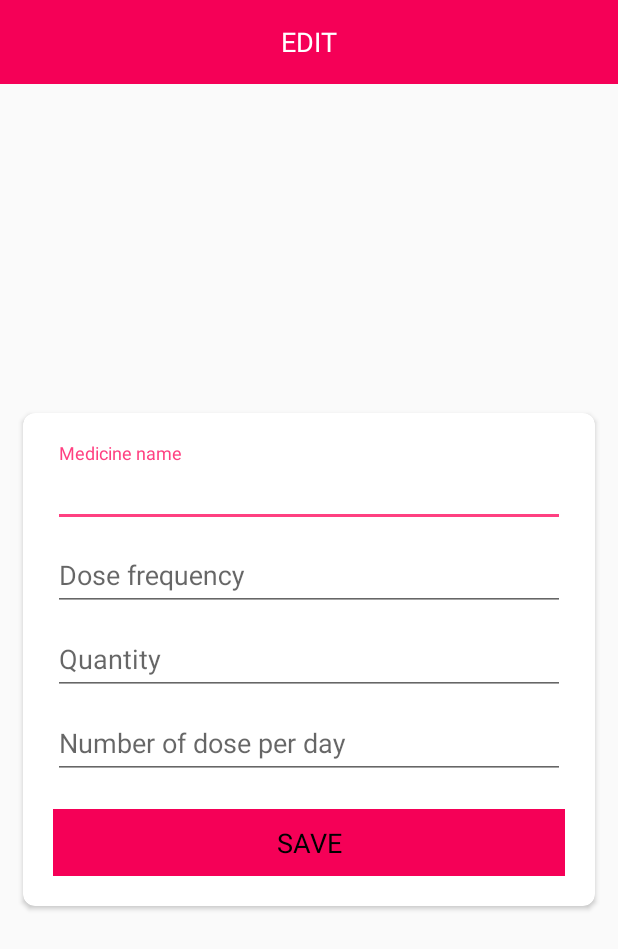
After one commit to TAHZUDDIN/MediTrack, an Android app: the EditActivity screen opened directly, with no data from a screen before it, on a phone screen of 412 x 824 dp. The commit adds this screen. Shown: the top 949 px of the screen. Run offline under Robolectric (Android 15) with nearby library versions, the phone set to English and light mode, and no system bars; libraries missing offline, so code that uses them is left out: com.github.florent37.singledateandtimepicker.

Commit message:
timer added

```diff
--- /dev/null
+++ b/app/src/main/java/com/taz/accessability/meditrack/activity/EditActivity.java
@@ -0,0 +1,42 @@
+package com.taz.accessability.meditrack.activity;
+
+import android.support.v7.app.AppCompatActivity;
+import android.os.Bundle;
+import android.view.View;
+
+import com.github.florent37.singledateandtimepicker.dialog.SingleDateAndTimePickerDialog;
+import com.taz.accessability.meditrack.R;
+
+import java.util.Date;
+
+public class EditActivity extends AppCompatActivity {
+
+    @Override
+    protected void onCreate(Bundle savedInstanceState) {
+        super.onCreate(savedInstanceState);
+        setContentView(R.layout.activity_edit);
+    }
+
+
+
+
+    public void PickTime(View v){
+
+        new SingleDateAndTimePickerDialog.Builder(this)
+                //.bottomSheet()
+                //.curved()
+                //.minutesStep(15)
+
+                //.displayHours(false)
+                //.displayMinutes(false)
+
+                .title("Simple")
+                .listener(new SingleDateAndTimePickerDialog.Listener() {
+                    @Override
+                    public void onDateSelected(Date date) {
+
+                    }
+                }).display();
+
+    }
+}
--- /dev/null
+++ b/app/src/main/java/com/taz/accessability/meditrack/data/model/Medicines.java
@@ -0,0 +1,8 @@
+package com.taz.accessability.meditrack.data.model;
+
+/**
+ * Created by tahzuddin on 5/6/17.
+ */
+
+public class Medicines {
+}
--- /dev/null
+++ b/app/src/main/java/com/taz/accessability/meditrack/data/model/MedicinesDbHandler.java
@@ -0,0 +1,95 @@
+package com.taz.accessability.meditrack.data.model;
+
+import android.content.Context;
+import android.net.Uri;
+
+import com.taz.accessability.meditrack.data.AppContentProvider;
+import com.taz.accessability.meditrack.data.BaseDbHandler;
+/**
+ * Created by tahzuddin on 5/6/17.
+ */
+
+public class MedicinesDbHandler {
+
+//
+//    public static final String TABLE_NAME = "medicines";
+//    // Column names
+//    public static final String COL_MEDICINE_NAME = "medicine_name";
+//    public static final String COL_DOSE_FREQUENCY = "dose_frequency";
+//    public static final String COL_Quantity = "quantity";
+//    public static final String COL_NUMBER_OF_DOSES = "Number_of_dose";
+//    public static final String COL_NUMBER_PURCHASED= "Number_purchased";
+//
+//
+//    public static final String[] FIELDS = {
+//            COL_ID,
+//            COL_MEDICINE_NAME,
+//            COL_DOSE_FREQUENCY,
+//            COL_Quantity,
+//            COL_NUMBER_OF_DOSES,
+//            COL_NUMBER_PURCHASED,
+//            COL_CREATED_AT,
+//            COL_UPDATED_AT
+//    };
+//
+//
+//    // Create table statement
+//    public static final String CREATE_TABLE =
+//            "CREATE TABLE " + TABLE_NAME + "("
+//                    + COL_MEDICINE_NAME + " TEXT NOT NULL,"
+//                    + COL_DOSE_FREQUENCY + " TEXT NOT NULL,"
+//                    + COL_Quantity+ " TEXT NOT NULL,"
+//                    + COL_NUMBER_OF_DOSES + " TEXT NOT NULL,"
+//                    + COL_NUMBER_PURCHASED + " TEXT NOT NULL,"
+//                    + CREATE_BASE_FIELDS
+//                    + ")";
+//
+//
+//
+//
+//    private static MedicinesDbHandler singleton;
+//    private final String TAG = MedicinesDbHandler.class.getSimpleName();
+//    private Context context;
+//
+//    public MedicinesDbHandler(Context context) {
+//        this.context = context;
+//    }
+//
+//    public static MedicinesDbHandler getInstance(Context context) {
+//        if (singleton == null)
+//            singleton = new MedicinesDbHandler(context);
+//
+//        return singleton;
+//    }
+//
+//
+//
+//    Bui
+//
+//
+//
+//    @Override
+//    public BaseModel get(long id) {
+//        return null;
+//    }
+//
+//    @Override
+//    public BaseModel get() {
+//        return null;
+//    }
+//
+//    @Override
+//    public void insert(BaseModel model) {
+//
+//    }
+//
+//    @Override
+//    public void update(BaseModel model) {
+//
+//    }
+//
+//    @Override
+//    public void delete(BaseModel model) {
+//
+//    }
+}
--- a/app/src/main/java/com/taz/accessability/meditrack/fragment/FragmentSettings.java
+++ b/app/src/main/java/com/taz/accessability/meditrack/fragment/FragmentSettings.java
@@ -1,20 +1,25 @@
 package com.taz.accessability.meditrack.fragment;
 
+import android.content.Intent;
 import android.os.Bundle;
 import android.support.v4.app.Fragment;
 import android.view.LayoutInflater;
 import android.view.View;
 import android.view.ViewGroup;
+import android.widget.RelativeLayout;
 
 import com.taz.accessability.meditrack.R;
+import com.taz.accessability.meditrack.activity.EditActivity;
 
 /**
  * Created by tahzuddin on 03/06/17.
  */
 
-public class FragmentSettings extends Fragment {
+public class FragmentSettings extends Fragment implements View.OnClickListener {
 
 
+
+    RelativeLayout RL_addMedicine;
 
     public static FragmentSettings newInstance() {
         FragmentSettings fragment = new FragmentSettings();
@@ -29,12 +34,29 @@ public class FragmentSettings extends Fragment {
     @Override
     public View onCreateView(LayoutInflater inflater, ViewGroup container,
                              Bundle savedInstanceState) {
-        return inflater.inflate(R.layout.fragment_settings, container, false);
+
+        View v = inflater.inflate(R.layout.fragment_settings, container, false);
+        RL_addMedicine = (RelativeLayout)v.findViewById(R.id.id_RL_addMedi);
+        RL_addMedicine.setOnClickListener(this);
+
+
+        return v;
     }
 
 
+    public void goToEditPage(View v){
+        startActivity(new Intent(getActivity(), EditActivity.class));
+    }
 
 
+    @Override
+    public void onClick(View v) {
 
+        switch (v.getId()){
+            case R.id.id_RL_addMedi:
+                startActivity(new Intent(getActivity(), EditActivity.class));
+                break;
+        }
 
+    }
 }
--- /dev/null
+++ b/app/src/main/res/layout/activity_edit.xml
@@ -0,0 +1,301 @@
+<?xml version="1.0" encoding="utf-8"?>
+<LinearLayout xmlns:android="http://schemas.android.com/apk/res/android"
+    xmlns:tools="http://schemas.android.com/tools"
+    android:id="@+id/activity_edit"
+    android:layout_width="match_parent"
+    android:layout_height="match_parent"
+    android:orientation="vertical"
+    tools:context="com.taz.accessability.meditrack.activity.EditActivity">
+
+    <android.support.v7.widget.Toolbar
+        xmlns:local="http://schemas.android.com/apk/res-auto"
+        android:id="@+id/toolbar"
+        android:layout_width="match_parent"
+        android:layout_height="wrap_content"
+        android:minHeight="?attr/actionBarSize"
+        android:background="?attr/colorPrimary"
+        local:theme="@style/ThemeOverlay.AppCompat.Dark.ActionBar"
+        local:popupTheme="@style/ThemeOverlay.AppCompat.Light" >
+
+
+
+        <TextView
+            android:id="@+id/id_toolbar_title"
+            android:text="EDIT"
+            android:layout_width="wrap_content"
+            android:layout_height="wrap_content"
+            android:textColor="@android:color/white"
+            android:layout_gravity="center"
+            android:textSize="18sp"/>
+
+
+
+    </android.support.v7.widget.Toolbar>
+
+    <RelativeLayout
+        android:layout_width="match_parent"
+        android:layout_height="match_parent"
+        android:layout_weight="1">
+
+
+
+
+        <LinearLayout
+            android:id="@+id/id_LL_Medicine"
+            android:layout_width="match_parent"
+            android:layout_height="wrap_content"
+            android:layout_centerInParent="true"
+            android:visibility="gone">
+
+
+            <android.support.v7.widget.CardView
+                xmlns:card_view="http://schemas.android.com/apk/res-auto"
+                android:id="@+id/card_view"
+                android:layout_gravity="center"
+                android:layout_width="match_parent"
+                android:layout_height="wrap_content"
+                card_view:cardCornerRadius="8dp"
+                android:layout_margin="15dp">
+
+
+                <LinearLayout
+                    android:layout_width="match_parent"
+                    android:layout_height="wrap_content"
+                    android:orientation="vertical"
+                    android:padding="20dp">
+
+                    <android.support.design.widget.TextInputLayout
+                        android:id="@+id/medicine_name_text_input"
+                        android:layout_width="match_parent"
+                        android:layout_height="wrap_content"
+                        >
+
+                        <EditText
+                            android:layout_width="match_parent"
+                            android:layout_height="wrap_content"
+                            android:hint="Medicine name"
+                            android:inputType="text"
+                            android:textColor="@color/colorPrimary" />
+                    </android.support.design.widget.TextInputLayout>
+
+
+                    <android.support.design.widget.TextInputLayout
+                        android:id="@+id/dose_frequency_text_input"
+                        android:layout_width="match_parent"
+                        android:layout_height="wrap_content"
+                        >
+
+                        <EditText
+                            android:layout_width="match_parent"
+                            android:layout_height="wrap_content"
+                            android:hint="Dose frequency"
+                            android:inputType="text"
+                            android:textColor="@color/colorPrimary" />
+                    </android.support.design.widget.TextInputLayout>
+
+
+
+                    <android.support.design.widget.TextInputLayout
+                        android:id="@+id/quantity_text_input"
+                        android:layout_width="match_parent"
+                        android:layout_height="wrap_content"
+                        >
+
+                        <EditText
+                            android:layout_width="match_parent"
+                            android:layout_height="wrap_content"
+                            android:hint="Quantity"
+                            android:inputType="text"
+                            android:textColor="@color/colorPrimary" />
+                    </android.support.design.widget.TextInputLayout>
+
+                    <android.support.design.widget.TextInputLayout
+                        android:id="@+id/dose_perday_text_input"
+                        android:layout_width="match_parent"
+                        android:layout_height="wrap_content"
+                        >
+
+                        <EditText
+                            android:layout_width="match_parent"
+                            android:layout_height="wrap_content"
+                            android:hint="Number of dose per day"
+                            android:inputType="text"
+                            android:textColor="@color/colorPrimary" />
+                    </android.support.design.widget.TextInputLayout>
+
+
+                    <android.support.design.widget.TextInputLayout
+                        android:id="@+id/number_purchased_text_input"
+                        android:layout_width="match_parent"
+                        android:layout_height="wrap_content"
+                        >
+
+                        <EditText
+                            android:layout_width="match_parent"
+                            android:layout_height="wrap_content"
+                            android:hint="Number of medicines purchased"
+                            android:inputType="text"
+                            android:textColor="@color/colorPrimary" />
+                    </android.support.design.widget.TextInputLayout>
+
+
+                    <TextView
+                        android:layout_width="match_parent"
+                        android:layout_height="wrap_content"
+                        android:text="Pick Time"
+                        android:layout_marginTop="20dp"
+                        android:padding="10dp"
+                        android:gravity="center"
+                        android:textColor="@android:color/black"
+                        android:onClick="PickTime"
+                        android:background="@android:color/holo_blue_light"
+                        android:textSize="18sp"/>
+
+
+
+                    <TextView
+                        android:id="@+id/is_save_Medicine"
+                        android:layout_width="match_parent"
+                        android:layout_height="wrap_content"
+                        android:text="Save"
+                        android:layout_marginTop="20dp"
+                        android:padding="10dp"
+                        android:gravity="center"
+                        android:textColor="@android:color/black"
+                        android:onClick="PickTime"
+                        android:background="@color/colorPrimary"
+                        android:textSize="18sp"/>
+
+                </LinearLayout>
+
+            </android.support.v7.widget.CardView>
+
+        </LinearLayout>
+
+
+
+
+        <LinearLayout
+            android:id="@+id/id_LL_UserInfo"
+            android:layout_width="match_parent"
+            android:layout_height="wrap_content"
+            android:layout_centerInParent="true"
+            >
+
+
+            <android.support.v7.widget.CardView
+                xmlns:card_view="http://schemas.android.com/apk/res-auto"
+                android:id="@+id/card_view_userInfo"
+                android:layout_gravity="center"
+                android:layout_width="match_parent"
+                android:layout_height="wrap_content"
+                card_view:cardCornerRadius="8dp"
+                android:layout_margin="15dp">
+
+
+                <LinearLayout
+                    android:layout_width="match_parent"
+                    android:layout_height="wrap_content"
+                    android:orientation="vertical"
+                    android:padding="20dp">
+
+                    <android.support.design.widget.TextInputLayout
+                        android:id="@+id/id_text_input_Name"
+                        android:layout_width="match_parent"
+                        android:layout_height="wrap_content"
+                        >
+
+                        <EditText
+                            android:layout_width="match_parent"
+                            android:layout_height="wrap_content"
+                            android:hint="Medicine name"
+                            android:inputType="text"
+                            android:textColor="@color/colorPrimary" />
+                    </android.support.design.widget.TextInputLayout>
+
+
+                    <android.support.design.widget.TextInputLayout
+                        android:id="@+id/id_text_input_Age"
+                        android:layout_width="match_parent"
+                        android:layout_height="wrap_content"
+                        >
+
+                        <EditText
+                            android:layout_width="match_parent"
+                            android:layout_height="wrap_content"
+                            android:hint="Dose frequency"
+                            android:inputType="number"
+                            android:textColor="@color/colorPrimary" />
+                    </android.support.design.widget.TextInputLayout>
+
+
+
+                    <android.support.design.widget.TextInputLayout
+                        android:id="@+id/id_text_input_sosName"
+                        android:layout_width="match_parent"
+                        android:layout_height="wrap_content"
+                        >
+
+                        <EditText
+                            android:layout_width="match_parent"
+                            android:layout_height="wrap_content"
+                            android:hint="Quantity"
+                            android:inputType="text"
+                            android:textColor="@color/colorPrimary" />
+                    </android.support.design.widget.TextInputLayout>
+
+                    <android.support.design.widget.TextInputLayout
+                        android:id="@+id/id_text_input_sosNumber"
+                        android:layout_width="match_parent"
+                        android:layout_height="wrap_content"
+                        >
+
+                        <EditText
+                            android:layout_width="match_parent"
+                            android:layout_height="wrap_content"
+                            android:hint="Number of dose per day"
+                            android:inputType="number"
+                            android:textColor="@color/colorPrimary" />
+                    </android.support.design.widget.TextInputLayout>
+
+
+
+                    <TextView
+                        android:layout_width="match_parent"
+                        android:layout_height="wrap_content"
+                        android:text="SAVE"
+                        android:layout_marginTop="20dp"
+                        android:padding="10dp"
+                        android:gravity="center"
+                        android:textColor="@android:color/black"
+                        android:onClick="PickTime"
+                        android:background="@color/colorPrimary"
+                        android:textSize="18sp"/>
+
+                </LinearLayout>
+
+            </android.support.v7.widget.CardView>
+
+        </LinearLayout>
+
+
+
+
+
+
+    </RelativeLayout>
+
+
+
+
+</LinearLayout>
+
+
+    <!--https://android-arsenal.com/details/1/4809-->
+
+
+    <!--https://android-arsenal.com/details/1/4487-->
+
+    <!--https://android-arsenal.com/details/1/3779-->
+
+    <!--https://github.com/wdullaer/MaterialDateTimePicker?utm_source=android-arsenal.com&utm_medium=referral&utm_campaign=3779-->
--- a/app/src/main/res/layout/fragment_settings.xml
+++ b/app/src/main/res/layout/fragment_settings.xml
@@ -93,6 +93,7 @@
 
 
             <RelativeLayout
+                android:id="@+id/id_RL_addMedi"
                 android:layout_width="match_parent"
                 android:layout_height="wrap_content"
                 android:layout_margin="5dp">
--- /dev/null
+++ b/app/src/main/res/values-w820dp/dimens.xml
@@ -0,0 +1,6 @@
+<resources>
+    <!-- Example customization of dimensions originally defined in res/values/dimens.xml
+         (such as screen margins) for screens with more than 820dp of available width. This
+         would include 7" and 10" devices in landscape (~960dp and ~1280dp respectively). -->
+    <dimen name="activity_horizontal_margin">64dp</dimen>
+</resources>
--- /dev/null
+++ b/app/src/main/res/values/dimens.xml
@@ -0,0 +1,5 @@
+<resources>
+    <!-- Default screen margins, per the Android Design guidelines. -->
+    <dimen name="activity_horizontal_margin">16dp</dimen>
+    <dimen name="activity_vertical_margin">16dp</dimen>
+</resources>
--- a/app/src/main/res/values/styles.xml
+++ b/app/src/main/res/values/styles.xml
@@ -16,4 +16,17 @@
         <item name="android:textColorSecondary">@android:color/white</item>
         <item name="actionMenuTextColor">@android:color/white</item>
     </style>
+
+
+
+    <!--<style name="WhiteTextLabel" parent="TextAppearance.AppCompat">-->
+    <style name="WhiteTextLabel" parent="Widget.Design.TextInputLayout">
+        <!-- Hint color and label color in FALSE state -->
+        <item name="android:textColorHint">@android:color/white</item>
+        <item name="android:textSize">14sp</item>
+        <!-- Label color in TRUE state and bar color FALSE and TRUE State -->
+        <item name="colorAccent">@android:color/white</item>
+        <item name="colorControlNormal">@android:color/white</item>
+        <item name="colorControlActivated">@android:color/white</item>
+    </style>
 </resources>
--- a/build.gradle
+++ b/build.gradle
@@ -15,6 +15,7 @@ buildscript {
 allprojects {
     repositories {
         jcenter()
+
     }
 }
 
```
Also changed, not shown: app/build.gradle (+8 -1 lines), app/src/main/AndroidManifest.xml (+6 -5 lines).
